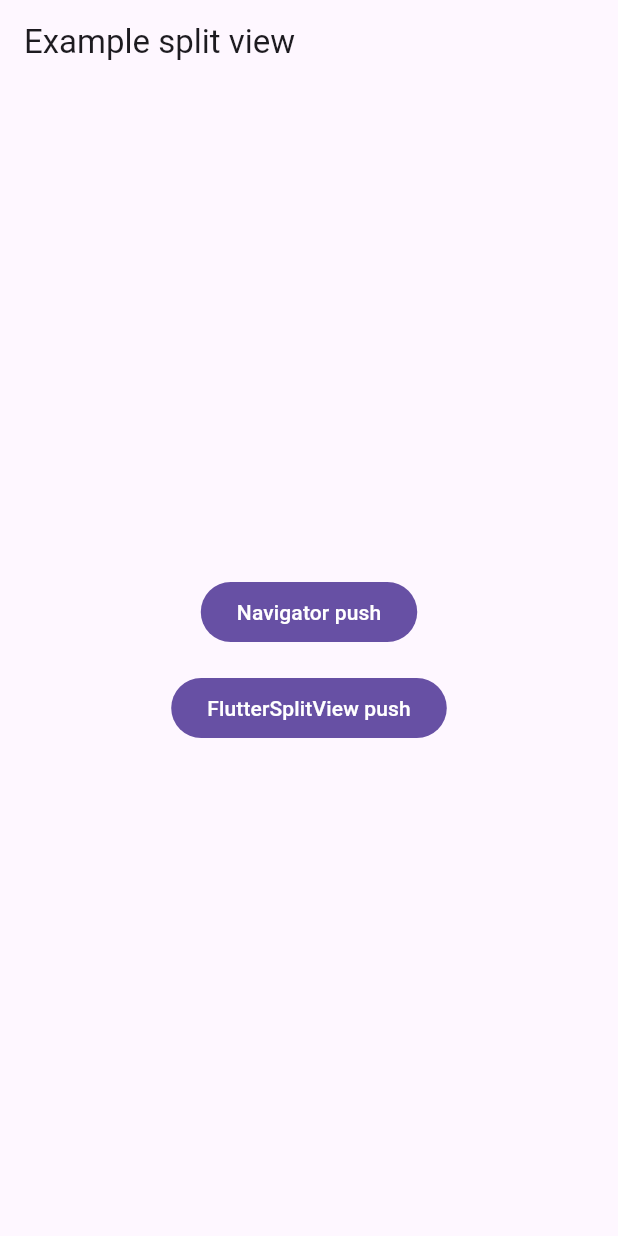
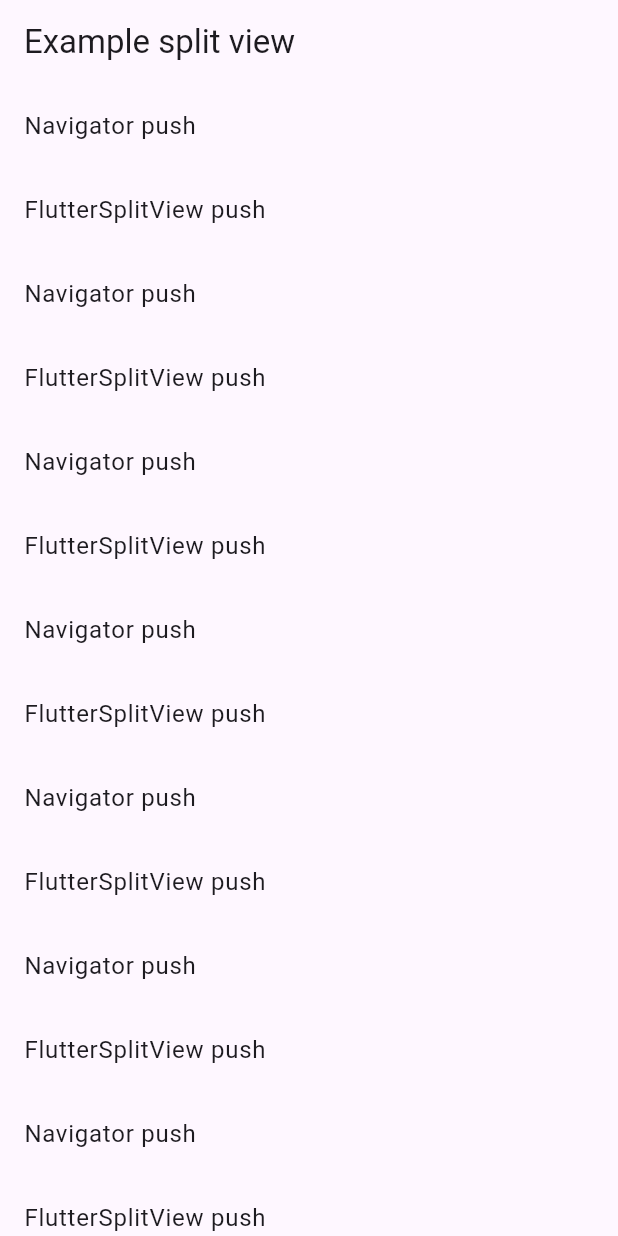
Before and after one commit to dyno-nexsoft/flutter_split_navigator, a Flutter app: the screen it shows after launch, on a phone screen of 412 x 824 dp. Run offline on Flutter 3.47's test engine with Material 3 defaults, Android fonts, the phone set to English and light mode, and no system bars.

Commit message:
Replace Center widget with ListView.builder in MyScreen for improved performance and scalability

```diff
--- a/example/lib/main.dart
+++ b/example/lib/main.dart
@@ -29,21 +29,21 @@
   Widget build(BuildContext context) {
     return Scaffold(
       appBar: AppBar(title: const Text('Example split view')),
-      body: Center(
-        child: Column(
-          mainAxisSize: MainAxisSize.min,
-          children: [
-            FilledButton(
-              onPressed: () => Navigator.of(context).pushNamed('/'),
-              child: const Text('Navigator push'),
-            ),
-            const SizedBox(height: 16),
-            FilledButton(
-              onPressed: () => FlutterSplitView.of(context).pushNamed('/'),
-              child: const Text('FlutterSplitView push'),
-            ),
-          ],
-        ),
+      body: ListView.builder(
+        itemCount: 100,
+        itemBuilder: (BuildContext context, int index) {
+          if (index.isEven) {
+            return ListTile(
+              onTap: () => Navigator.of(context).pushNamed('/'),
+              title: const Text('Navigator push'),
+            );
+          } else {
+            return ListTile(
+              onTap: () => FlutterSplitView.of(context).pushNamed('/'),
+              title: const Text('FlutterSplitView push'),
+            );
+          }
+        },
       ),
     );
   }
```
